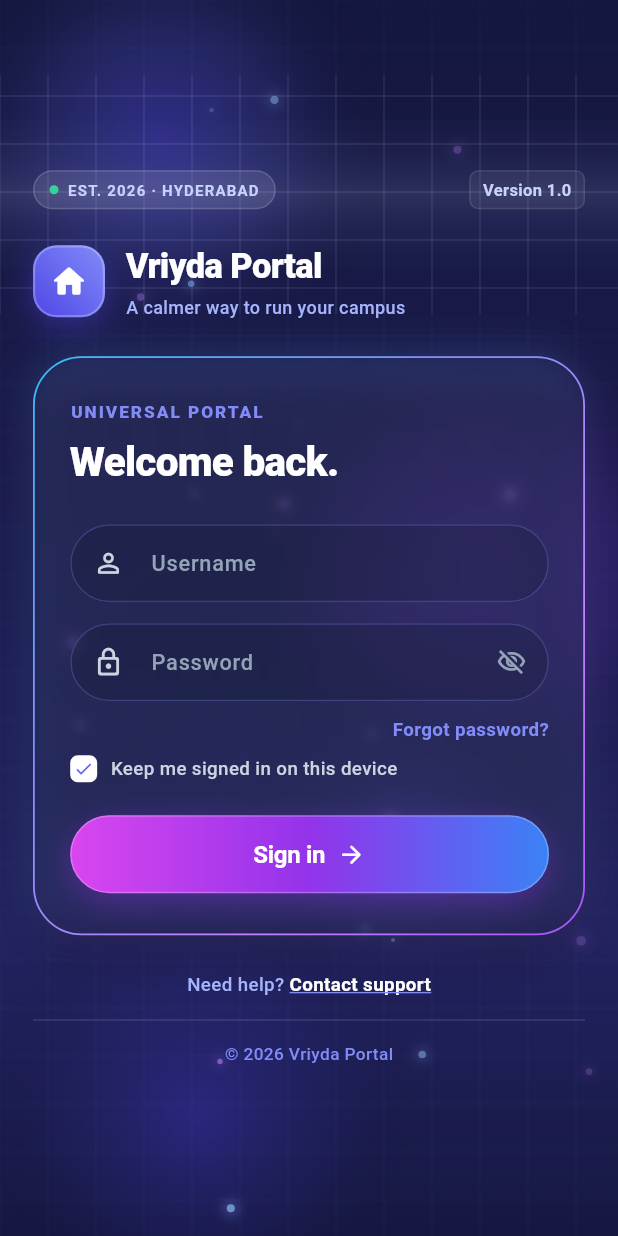
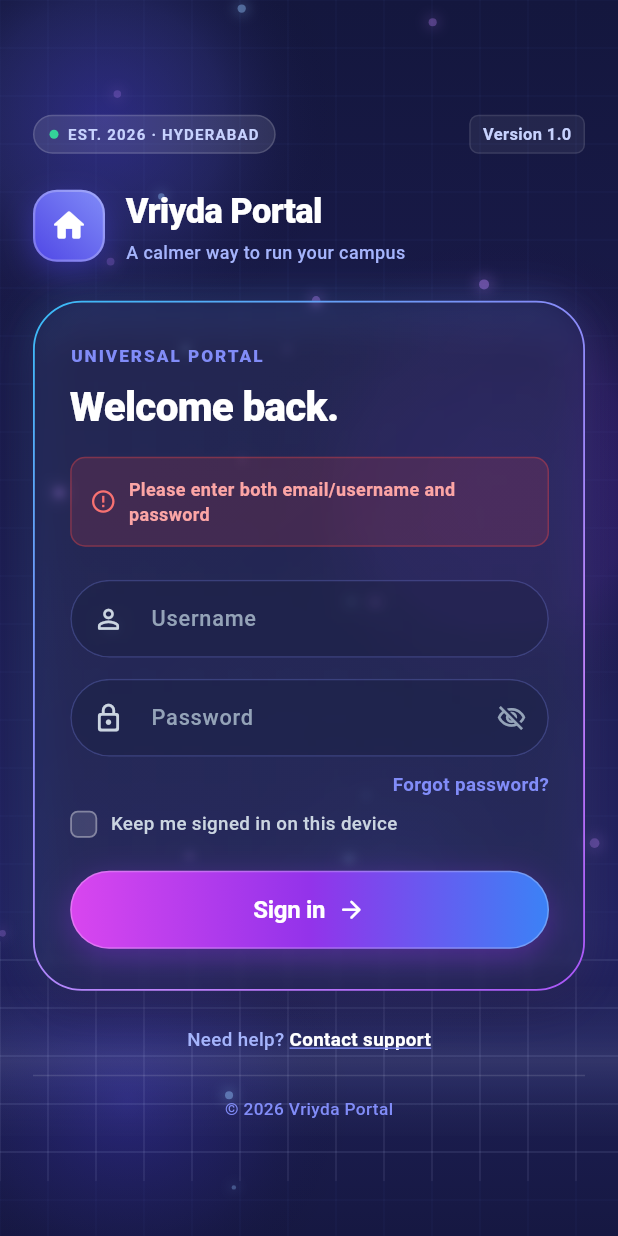
Before and after one commit to naveenkumar1437/Vriyda_AI, a Flutter app: the screen it shows after launch, after a tap on "Sign in", on a phone screen of 412 x 824 dp. Run offline on Flutter 3.47's test engine with Material 3 defaults, Android fonts, the phone set to English and light mode, and no system bars; our stand-ins replace shared_preferences; Roboto replaces fonts that are missing (-apple-system).

Commit message:
feat: splash auto-navigation after 3s, unchecked remember-me, and session relaunch routing

```diff
--- a/lib/main.dart
+++ b/lib/main.dart
@@ -25,7 +25,7 @@ class VriydaPortalApp extends StatelessWidget {
         fontFamily: '-apple-system',
         useMaterial3: true,
       ),
-      home: const VriydaSplashScreen(autoNavigate: false),
+      home: const VriydaSplashScreen(autoNavigate: true),
     );
   }
 }
--- a/lib/screens/vriyda_login_screen.dart
+++ b/lib/screens/vriyda_login_screen.dart
@@ -25,7 +25,7 @@ class _VriydaLoginScreenState extends State<VriydaLoginScreen>
   final _formKey = GlobalKey<FormState>();
 
   bool _obscurePassword = true;
-  bool _rememberDevice = true;
+  bool _rememberDevice = false;
   bool _isLoading = false;
   String? _errorMessage;
 
@@ -90,7 +90,11 @@ class _VriydaLoginScreenState extends State<VriydaLoginScreen>
       _errorMessage = null;
     });
 
-    final res = await AuthService.login(email: email, password: password);
+    final res = await AuthService.login(
+      email: email,
+      password: password,
+      rememberMe: _rememberDevice,
+    );
 
     if (!mounted) return;
     setState(() => _isLoading = false);
@@ -473,6 +477,7 @@ class _VriydaLoginScreenState extends State<VriydaLoginScreen>
                             child: TextFormField(
                               controller: _emailController,
                               keyboardType: TextInputType.emailAddress,
+                              textInputAction: TextInputAction.next,
                               style: const TextStyle(
                                 color: Colors.white,
                                 fontWeight: FontWeight.w600,
@@ -525,6 +530,8 @@ class _VriydaLoginScreenState extends State<VriydaLoginScreen>
                             child: TextFormField(
                               controller: _passwordController,
                               obscureText: _obscurePassword,
+                              textInputAction: TextInputAction.done,
+                              onFieldSubmitted: (_) => _handleSignIn(),
                               style: const TextStyle(
                                 color: Colors.white,
                                 fontWeight: FontWeight.w600,
--- a/lib/screens/vriyda_splash_screen.dart
+++ b/lib/screens/vriyda_splash_screen.dart
@@ -1,3 +1,4 @@
+import 'dart:async';
 import 'package:flutter/material.dart';
 import 'package:flutter/services.dart';
 import '../widgets/animated_background.dart';
@@ -33,6 +34,7 @@ class VriydaSplashScreen extends StatefulWidget {
 class _VriydaSplashScreenState extends State<VriydaSplashScreen>
     with SingleTickerProviderStateMixin {
   late final AnimationController _controller;
+  Timer? _navigationTimer;
   bool _hasNavigated = false;
 
   @override
@@ -40,70 +42,47 @@ class _VriydaSplashScreenState extends State<VriydaSplashScreen>
     super.initState();
     _controller = AnimationController(
       vsync: this,
-      duration: const Duration(milliseconds: 4000),
+      duration: const Duration(milliseconds: 3000),
     );
 
     _controller.forward();
-    _checkRelaunchSession();
 
     if (widget.autoNavigate) {
-      _controller.addStatusListener((status) {
-        if (status == AnimationStatus.completed && !_hasNavigated) {
-          // Allow the complete animated splash screen with counters & particles to be fully enjoyed
-          Future.delayed(const Duration(milliseconds: 2500), () {
+      // Exactly after 3 seconds, evaluate session and navigate automatically
+      _navigationTimer = Timer(const Duration(milliseconds: 3000), () {
         if (mounted && !_hasNavigated) {
-              _navigateToLogin();
-            }
-          });
+          _navigateAfterSplash();
         }
       });
     }
   }
 
-  void _checkRelaunchSession() async {
+  Future<void> _navigateAfterSplash() async {
+    if (_hasNavigated || !mounted) return;
+    _hasNavigated = true;
+
+    final isRemembered = await SessionManager.isRemembered();
     final user = await SessionManager.getSession();
-    if (user != null && mounted) {
-      // User has already logged in previously -> automatically move to dashboard on relaunch
-      Future.delayed(const Duration(milliseconds: 2000), () {
-        if (mounted && !_hasNavigated) {
-          _hasNavigated = true;
-          if (user.isOwner) {
+
+    if (!mounted) return;
+
+    if (isRemembered && user != null && user.isOwner) {
+      // User checked 'Keep me signed in' and session is active -> redirect to Chairman Dashboard
       Navigator.of(context).pushReplacement(
-              MaterialPageRoute(
-                builder: (_) => ChairmanDashboardScreen(user: user),
+        PageRouteBuilder(
+          transitionDuration: const Duration(milliseconds: 600),
+          pageBuilder: (context, animation, secondaryAnimation) =>
+              ChairmanDashboardScreen(user: user),
+          transitionsBuilder: (context, animation, secondaryAnimation, child) {
+            return FadeTransition(opacity: animation, child: child);
+          },
         ),
       );
     } else {
-            Navigator.of(context).pushReplacement(
-              MaterialPageRoute(
-                builder: (_) => const VriydaLoginScreen(),
-              ),
-            );
-          }
-        }
-      });
-    }
-  }
-
-  void _navigateToLogin() async {
-    if (_hasNavigated || !mounted) return;
-    _hasNavigated = true;
-
-    final user = await SessionManager.getSession();
-    if (!mounted) return;
-
-    if (user != null && user.isOwner) {
-      Navigator.of(context).pushReplacement(
-        MaterialPageRoute(
-          builder: (_) => ChairmanDashboardScreen(user: user),
-        ),
-      );
-      return;
-    }
-
+      // First time launch, unchecked 'Keep me signed in', or logged out -> redirect to Login screen
       Navigator.of(context).pushReplacement(
         PageRouteBuilder(
-        transitionDuration: const Duration(milliseconds: 750),
+          transitionDuration: const Duration(milliseconds: 700),
           pageBuilder: (context, animation, secondaryAnimation) =>
               const VriydaLoginScreen(),
           transitionsBuilder: (context, animation, secondaryAnimation, child) {
@@ -127,9 +106,11 @@ class _VriydaSplashScreenState extends State<VriydaSplashScreen>
         ),
       );
     }
+  }
 
   @override
   void dispose() {
+    _navigationTimer?.cancel();
     _controller.dispose();
     super.dispose();
   }
@@ -272,49 +253,9 @@ class _VriydaSplashScreenState extends State<VriydaSplashScreen>
                                   ),
                                 ),
 
-                                // Footer at bottom with Get Started / Sign In link
-                                Row(
-                                  mainAxisAlignment: MainAxisAlignment.spaceBetween,
-                                  children: [
+                                // Footer at bottom
                                 AnimatedFooter(
                                   progress: footerProgress,
-                                    ),
-                                    Opacity(
-                                      opacity: footerProgress,
-                                      child: GestureDetector(
-                                        onTap: _navigateToLogin,
-                                        child: Container(
-                                          padding: const EdgeInsets.symmetric(horizontal: 14, vertical: 7),
-                                          decoration: BoxDecoration(
-                                            color: const Color(0xFF4F46E5).withValues(alpha: 0.35),
-                                            borderRadius: BorderRadius.circular(20),
-                                            border: Border.all(
-                                              color: const Color(0xFF818CF8).withValues(alpha: 0.5),
-                                            ),
-                                          ),
-                                          child: Row(
-                                            mainAxisSize: MainAxisSize.min,
-                                            children: const [
-                                              Text(
-                                                'Sign in',
-                                                style: TextStyle(
-                                                  color: Colors.white,
-                                                  fontSize: 12,
-                                                  fontWeight: FontWeight.bold,
-                                                ),
-                                              ),
-                                              SizedBox(width: 4),
-                                              Icon(
-                                                Icons.arrow_forward_rounded,
-                                                color: Colors.white,
-                                                size: 14,
-                                              ),
-                                            ],
-                                          ),
-                                        ),
-                                      ),
-                                    ),
-                                  ],
                                 ),
                               ],
                             );
--- a/lib/services/session_manager.dart
+++ b/lib/services/session_manager.dart
@@ -67,8 +67,9 @@ class SessionManager {
   static const String _keyToken = 'vriyda_token';
   static const String _keyRefreshToken = 'vriyda_refresh_token';
   static const String _keyUserSession = 'vriyda_user_session';
+  static const String _keyRememberMe = 'vriyda_remember_me';
 
-  static Future<void> saveSession(UserSession session) async {
+  static Future<void> saveSession(UserSession session, {bool rememberMe = false}) async {
     final prefs = await SharedPreferences.getInstance();
     await prefs.setString(_keyToken, session.token);
     if (session.refreshToken != null && session.refreshToken!.isNotEmpty) {
@@ -76,7 +77,17 @@ class SessionManager {
     } else {
       await prefs.remove(_keyRefreshToken);
     }
-    await prefs.setString(_keyUserSession, jsonEncode(session.toJson()));
+    await prefs.setBool(_keyRememberMe, rememberMe);
+    if (rememberMe) {
+      await prefs.setString(_keyUserSession, jsonEncode(session.toJson()));
+    } else {
+      await prefs.remove(_keyUserSession);
+    }
+  }
+
+  static Future<bool> isRemembered() async {
+    final prefs = await SharedPreferences.getInstance();
+    return prefs.getBool(_keyRememberMe) ?? false;
   }
 
   static Future<String?> getToken() async {
@@ -122,7 +133,8 @@ class SessionManager {
         organizationName: session.organizationName,
         mustChangePassword: session.mustChangePassword,
       );
-      await saveSession(updated);
+      final remembered = await isRemembered();
+      await saveSession(updated, rememberMe: remembered);
     }
   }
 
@@ -131,5 +143,6 @@ class SessionManager {
     await prefs.remove(_keyToken);
     await prefs.remove(_keyRefreshToken);
     await prefs.remove(_keyUserSession);
+    await prefs.remove(_keyRememberMe);
   }
 }
```
Also changed, not shown: blueprint.txt (+35 -0 lines), lib/services/auth_service.dart (+29 -2 lines). Lines whose indentation alone changed are shown as unchanged.
